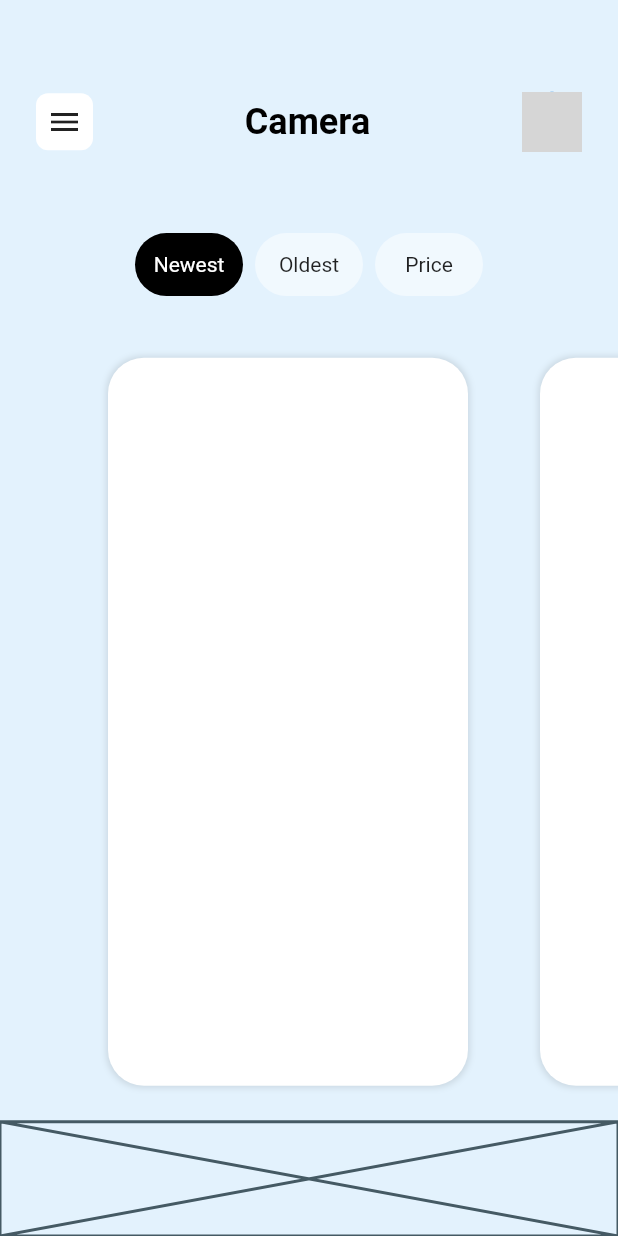
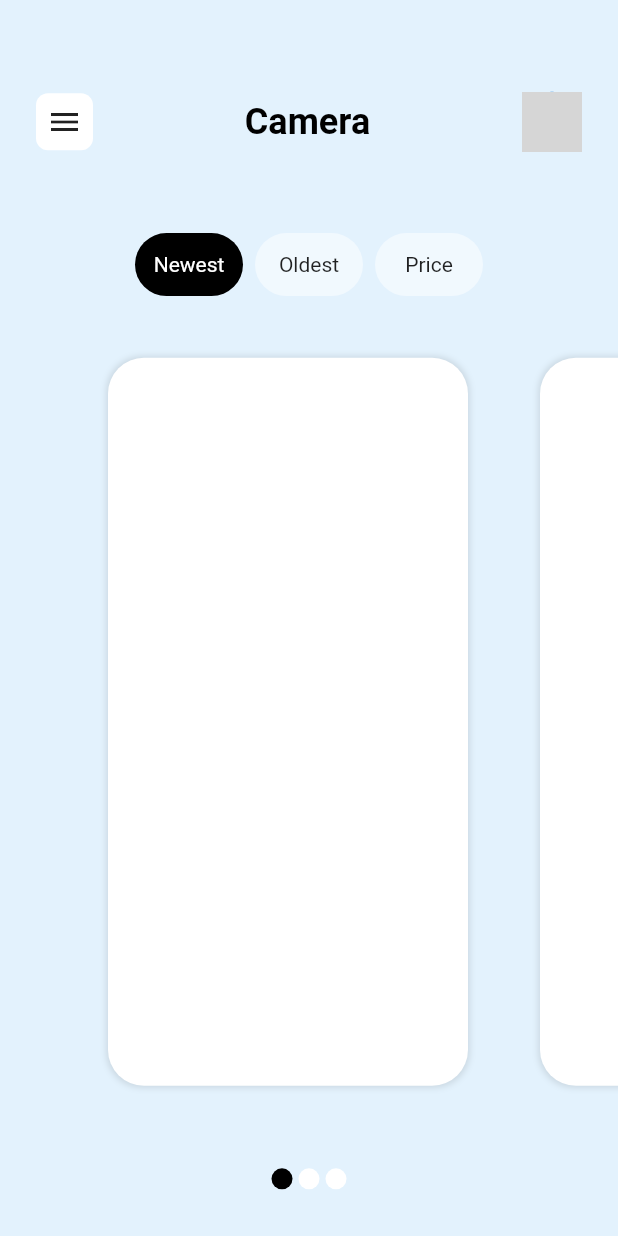
Before and after one commit to JAICHANGPARK/flutter_notebook_the_third_story, a Flutter app: the screen it shows after launch, on a phone screen of 412 x 824 dp. Run offline on Flutter 3.47's test engine with Material 2 defaults, Android fonts, the phone set to English and light mode, and no system bars; our stand-ins replace badges, dotted_border, fl_chart, page_transition, percent_indicator; network calls fail; grey boxes are pictures that could not be loaded.

Commit message:
Update main_page.dart

```diff
--- a/lib/camera_shop_app/main_page.dart
+++ b/lib/camera_shop_app/main_page.dart
@@ -143,7 +143,38 @@ class _MainPageState extends State<MainPage> {
           ),
           Expanded(
             flex: 2,
-            child: Placeholder(),
+            child: Row(
+              mainAxisAlignment: MainAxisAlignment.center,
+              crossAxisAlignment: CrossAxisAlignment.center,
+              children: <Widget>[
+                Container(
+                  height: 14,
+                  width: 14,
+                  decoration: BoxDecoration(
+                    color: Colors.black,
+                    shape: BoxShape.circle
+                  ),
+                ),
+                SizedBox(width: 4,),
+                Container(
+                  height: 14,
+                  width: 14,
+                  decoration: BoxDecoration(
+                      color: Colors.white,
+                      shape: BoxShape.circle
+                  ),
+                ),
+                SizedBox(width: 4,),
+                Container(
+                  height: 14,
+                  width: 14,
+                  decoration: BoxDecoration(
+                      color: Colors.white,
+                      shape: BoxShape.circle
+                  ),
+                )
+              ],
+            ),
           ),
         ],
       ),
```
